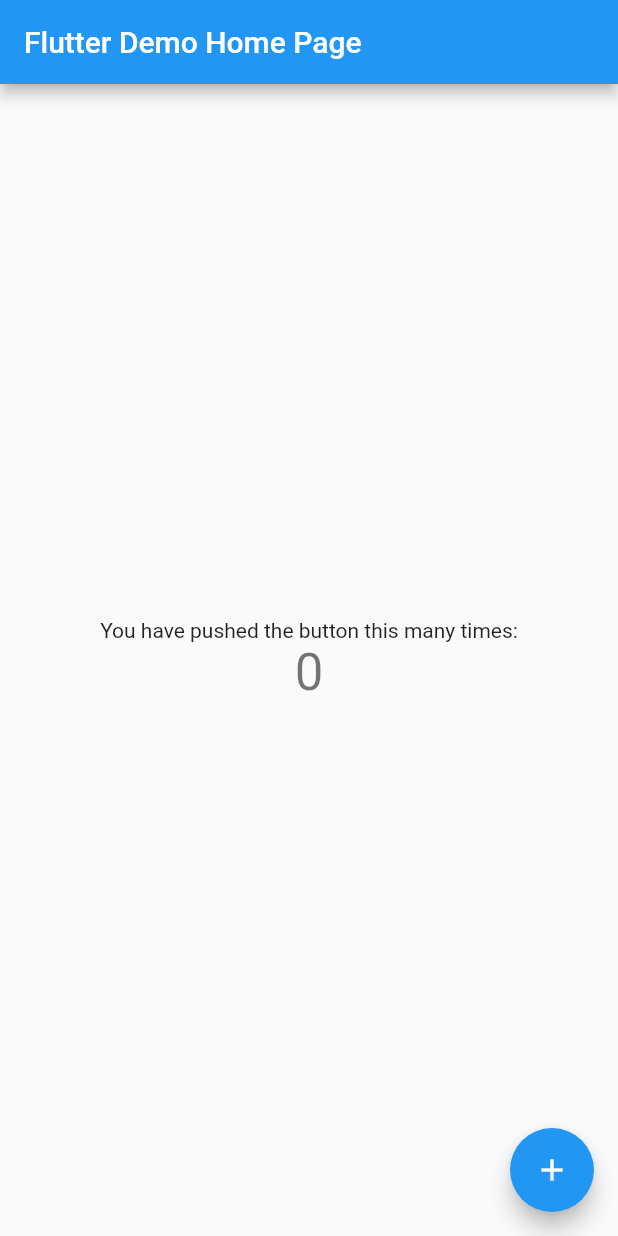
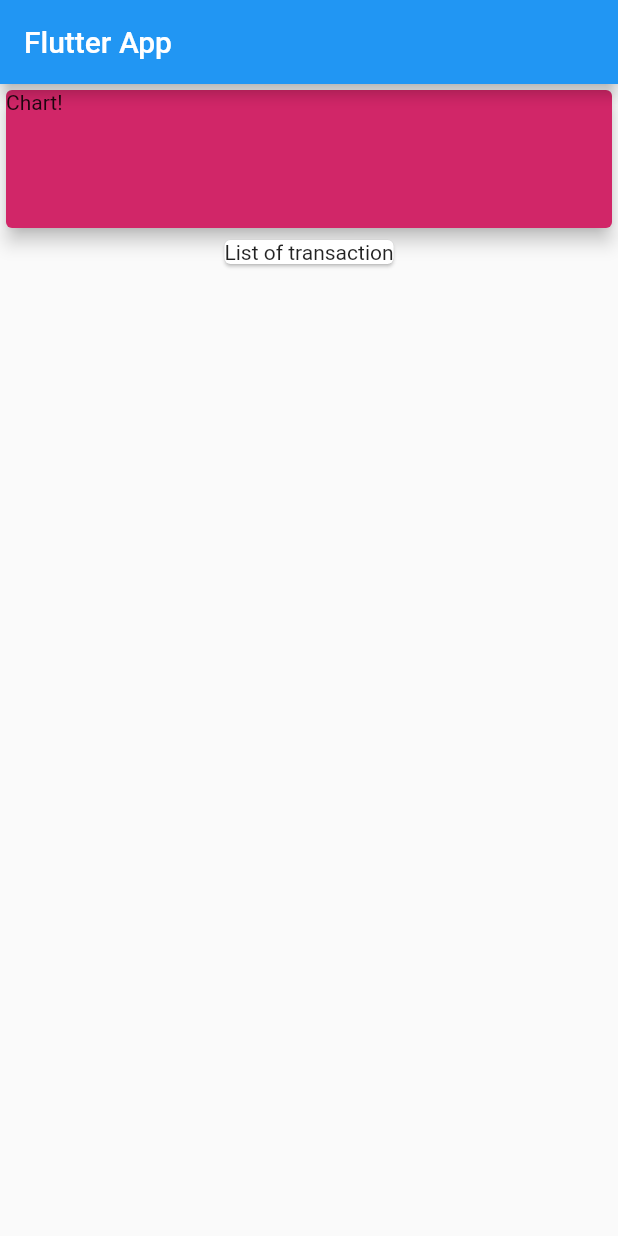
Before and after one commit to fayeyoussou/flutter_learn, a Flutter app: the screen it shows after launch, on a phone screen of 412 x 824 dp. Run offline on Flutter 3.47's test engine with Material 2 defaults, Android fonts, the phone set to English and light mode, and no system bars.

Commit message:
04_Widget/02_combine_widget

```diff
--- a/expense_app/lib/main.dart
+++ b/expense_app/lib/main.dart
@@ -1,115 +1,40 @@
 import 'package:flutter/material.dart';
 
-void main() {
-  runApp(const MyApp());
-}
+void main() => runApp(MyApp());
 
 class MyApp extends StatelessWidget {
-  const MyApp({Key? key}) : super(key: key);
-
-  // This widget is the root of your application.
   @override
   Widget build(BuildContext context) {
     return MaterialApp(
-      title: 'Flutter Demo',
-      theme: ThemeData(
-        // This is the theme of your application.
-        //
-        // Try running your application with "flutter run". You'll see the
-        // application has a blue toolbar. Then, without quitting the app, try
-        // changing the primarySwatch below to Colors.green and then invoke
-        // "hot reload" (press "r" in the console where you ran "flutter run",
-        // or simply save your changes to "hot reload" in a Flutter IDE).
-        // Notice that the counter didn't reset back to zero; the application
-        // is not restarted.
-        primarySwatch: Colors.blue,
-      ),
-      home: const MyHomePage(title: 'Flutter Demo Home Page'),
+      title: 'Flutter App',
+      home: MyHomePage(),
     );
   }
 }
 
-class MyHomePage extends StatefulWidget {
-  const MyHomePage({Key? key, required this.title}) : super(key: key);
-
-  // This widget is the home page of your application. It is stateful, meaning
-  // that it has a State object (defined below) that contains fields that affect
-  // how it looks.
-
-  // This class is the configuration for the state. It holds the values (in this
-  // case the title) provided by the parent (in this case the App widget) and
-  // used by the build method of the State. Fields in a Widget subclass are
-  // always marked "final".
-
-  final String title;
-
-  @override
-  State<MyHomePage> createState() => _MyHomePageState();
-}
-
-class _MyHomePageState extends State<MyHomePage> {
-  int _counter = 0;
-
-  void _incrementCounter() {
-    setState(() {
-      // This call to setState tells the Flutter framework that something has
-      // changed in this State, which causes it to rerun the build method below
-      // so that the display can reflect the updated values. If we changed
-      // _counter without calling setState(), then the build method would not be
-      // called again, and so nothing would appear to happen.
-      _counter++;
-    });
-  }
-
+class MyHomePage extends StatelessWidget {
   @override
   Widget build(BuildContext context) {
-    // This method is rerun every time setState is called, for instance as done
-    // by the _incrementCounter method above.
-    //
-    // The Flutter framework has been optimized to make rerunning build methods
-    // fast, so that you can just rebuild anything that needs updating rather
-    // than having to individually change instances of widgets.
     return Scaffold(
       appBar: AppBar(
-        // Here we take the value from the MyHomePage object that was created by
-        // the App.build method, and use it to set our appbar title.
-        title: Text(widget.title),
+        title: Text('Flutter App'),
       ),
-      body: Center(
-        // Center is a layout widget. It takes a single child and positions it
-        // in the middle of the parent.
-        child: Column(
-          // Column is also a layout widget. It takes a list of children and
-          // arranges them vertically. By default, it sizes itself to fit its
-          // children horizontally, and tries to be as tall as its parent.
-          //
-          // Invoke "debug painting" (press "p" in the console, choose the
-          // "Toggle Debug Paint" action from the Flutter Inspector in Android
-          // Studio, or the "Toggle Debug Paint" command in Visual Studio Code)
-          // to see the wireframe for each widget.
-          //
-          // Column has various properties to control how it sizes itself and
-          // how it positions its children. Here we use mainAxisAlignment to
-          // center the children vertically; the main axis here is the vertical
-          // axis because Columns are vertical (the cross axis would be
-          // horizontal).
-          mainAxisAlignment: MainAxisAlignment.center,
-          children: <Widget>[
-            const Text(
-              'You have pushed the button this many times:',
-            ),
-            Text(
-              '$_counter',
-              style: Theme.of(context).textTheme.headline4,
-            ),
-          ],
+      body: Column(children: [
+        Container(
+          width: double.infinity,
+          height: 100,
+          child: Card(
+            color: Color.fromARGB(255, 209, 38, 104),
+            child: Text('Chart!'),
+            elevation: 5,
+
+
+          ),
         ),
-      ),
-      floatingActionButton: FloatingActionButton(
-        onPressed: _incrementCounter,
-        tooltip: 'Increment',
-        child: const Icon(Icons.add),
-      ), // This trailing comma makes auto-formatting nicer for build methods.
+        Card(
+          child: Text('List of transaction'),
+        )
+      ],)
     );
   }
 }
```
Also changed, not shown: 1 other file.
